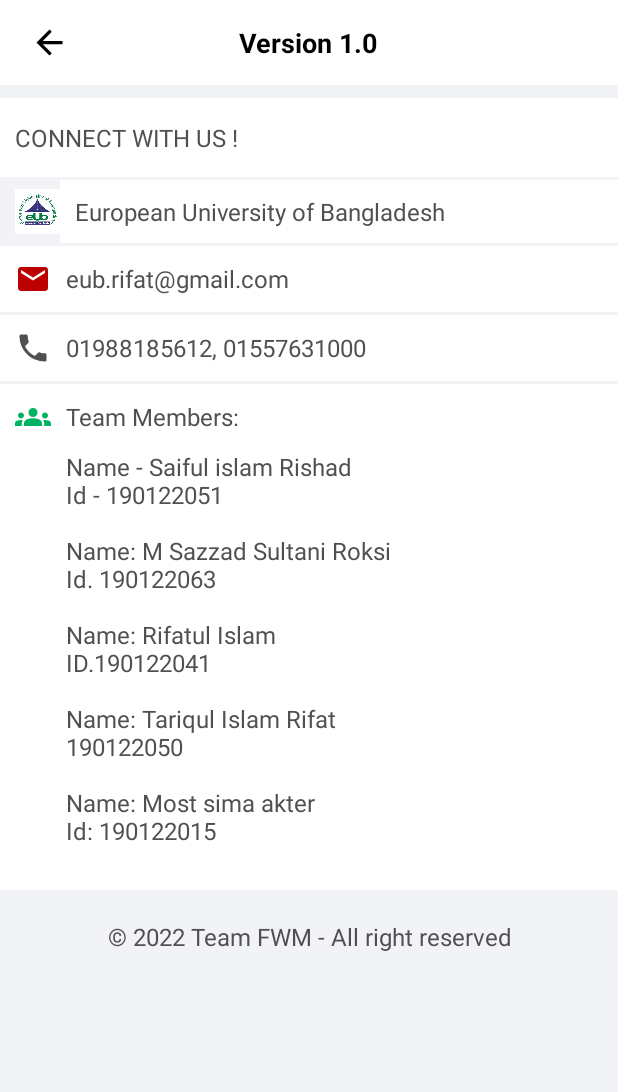
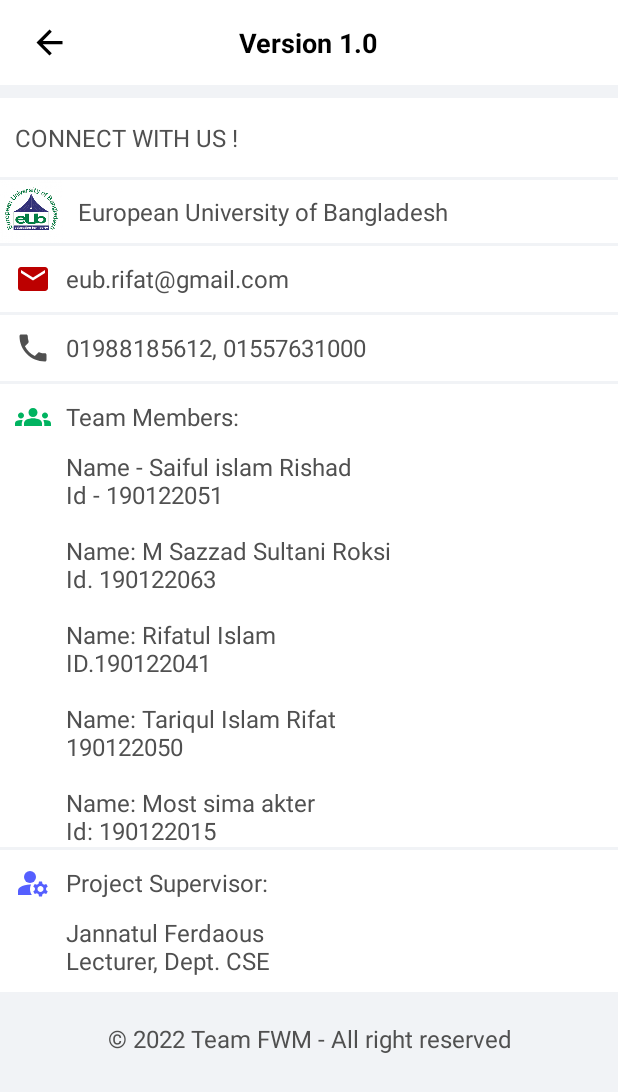
Before and after one commit to RedwanSharafatKabir/DonateUs, an Android app: the About screen opened directly, with no data from a screen before it, on a phone screen of 412 x 824 dp. Shown: the top 1092 px of the screen. Run offline under Robolectric (Android 15) with nearby library versions, the phone set to English and light mode, and no system bars.

Commit message:
Project report updated

```diff
--- a/app/build.gradle
+++ b/app/build.gradle
@@ -58,7 +58,4 @@
     implementation 'com.squareup.picasso:picasso:2.71828'
     implementation 'de.hdodenhof:circleimageview:3.1.0'
     implementation 'com.makeramen:roundedimageview:2.3.0'
-
-    // Lottie animation
-    implementation 'com.airbnb.android:lottie:4.2.0'
 }
--- /dev/null
+++ b/app/src/main/res/drawable/ic_baseline_manage_accounts_24.xml
@@ -0,0 +1,7 @@
+<vector android:height="24dp" android:tint="#555FFF"
+    android:viewportHeight="24" android:viewportWidth="24"
+    android:width="24dp" xmlns:android="http://schemas.android.com/apk/res/android">
+    <path android:fillColor="@android:color/white" android:pathData="M10,8m-4,0a4,4 0,1 1,8 0a4,4 0,1 1,-8 0"/>
+    <path android:fillColor="@android:color/white" android:pathData="M10.67,13.02C10.45,13.01 10.23,13 10,13c-2.42,0 -4.68,0.67 -6.61,1.82C2.51,15.34 2,16.32 2,17.35V20h9.26C10.47,18.87 10,17.49 10,16C10,14.93 10.25,13.93 10.67,13.02z"/>
+    <path android:fillColor="@android:color/white" android:pathData="M20.75,16c0,-0.22 -0.03,-0.42 -0.06,-0.63l1.14,-1.01l-1,-1.73l-1.45,0.49c-0.32,-0.27 -0.68,-0.48 -1.08,-0.63L18,11h-2l-0.3,1.49c-0.4,0.15 -0.76,0.36 -1.08,0.63l-1.45,-0.49l-1,1.73l1.14,1.01c-0.03,0.21 -0.06,0.41 -0.06,0.63s0.03,0.42 0.06,0.63l-1.14,1.01l1,1.73l1.45,-0.49c0.32,0.27 0.68,0.48 1.08,0.63L16,21h2l0.3,-1.49c0.4,-0.15 0.76,-0.36 1.08,-0.63l1.45,0.49l1,-1.73l-1.14,-1.01C20.72,16.42 20.75,16.22 20.75,16zM17,18c-1.1,0 -2,-0.9 -2,-2s0.9,-2 2,-2s2,0.9 2,2S18.1,18 17,18z"/>
+</vector>
--- a/app/src/main/res/layout/activity_about.xml
+++ b/app/src/main/res/layout/activity_about.xml
@@ -71,10 +71,9 @@
                 android:orientation="horizontal">
 
                 <ImageView
-                    android:layout_width="30dp"
-                    android:layout_height="30dp"
+                    android:layout_width="42dp"
+                    android:layout_height="42dp"
                     android:src="@drawable/eub"
-                    android:layout_marginLeft="10dp"
                     android:layout_gravity="center"/>
 
                 <TextView
@@ -147,12 +146,44 @@
                 android:layout_width="match_parent"
                 android:layout_height="wrap_content"
                 android:background="@color/white"
+                android:drawableLeft="@drawable/white_arrow_forward_24"
+                android:drawablePadding="10dp"
+                android:fontFamily="sans-serif"
+                android:gravity="center|left"
+                android:paddingLeft="10dp"
+                android:paddingTop="10dp"
+                android:text="@string/teamMembers"
+                android:textColor="@color/grey"
+                android:textSize="16sp" />
+
+            <View
+                android:layout_width="match_parent"
+                android:layout_height="2dp" />
+
+            <TextView
+                android:layout_width="match_parent"
+                android:layout_height="wrap_content"
+                android:background="@color/white"
+                android:drawablePadding="10dp"
+                android:fontFamily="sans-serif"
+                android:gravity="center|left"
+                android:paddingLeft="10dp"
+                android:paddingTop="10dp"
+                android:textColor="@color/grey"
+                android:text="Project Supervisor:"
+                android:drawableLeft="@drawable/ic_baseline_manage_accounts_24"
+                android:textSize="16sp"/>
+
+            <TextView
+                android:layout_width="match_parent"
+                android:layout_height="wrap_content"
+                android:background="@color/white"
                 android:drawablePadding="10dp"
                 android:fontFamily="sans-serif"
                 android:gravity="center|left"
                 android:padding="10dp"
                 android:textColor="@color/grey"
-                android:text="@string/teamMembers"
+                android:text="Jannatul Ferdaous\nLecturer, Dept. CSE"
                 android:drawableLeft="@drawable/white_arrow_forward_24"
                 android:textSize="16sp"/>
 
--- a/app/src/main/res/values/strings.xml
+++ b/app/src/main/res/values/strings.xml
@@ -14,6 +14,6 @@
     <string name="donateNow">Donate</string>
     <string name="donateHistory">History</string>
 
-    <string name="teamMembers">Name - Saiful islam Rishad\nId - 190122051\n\nName: M Sazzad Sultani Roksi\nId. 190122063\n\nName: Rifatul  Islam\nID.190122041\n\nName: Tariqul Islam Rifat\n190122050\n\nName: Most sima akter\nId: 190122015\n</string>
+    <string name="teamMembers">Name - Saiful islam Rishad\nId - 190122051\n\nName: M Sazzad Sultani Roksi\nId. 190122063\n\nName: Rifatul  Islam\nID.190122041\n\nName: Tariqul Islam Rifat\n190122050\n\nName: Most sima akter\nId: 190122015</string>
 
 </resources>
```
Also changed, not shown: app/src/main/res/drawable/supervisor.png (added), 6 other files.
